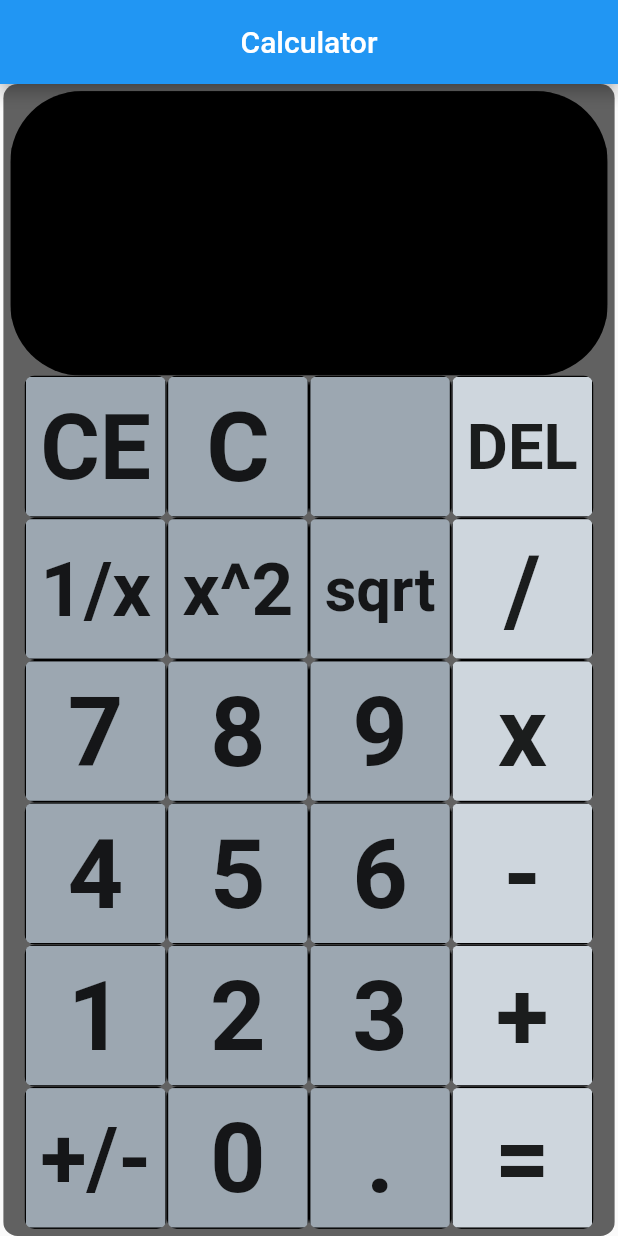
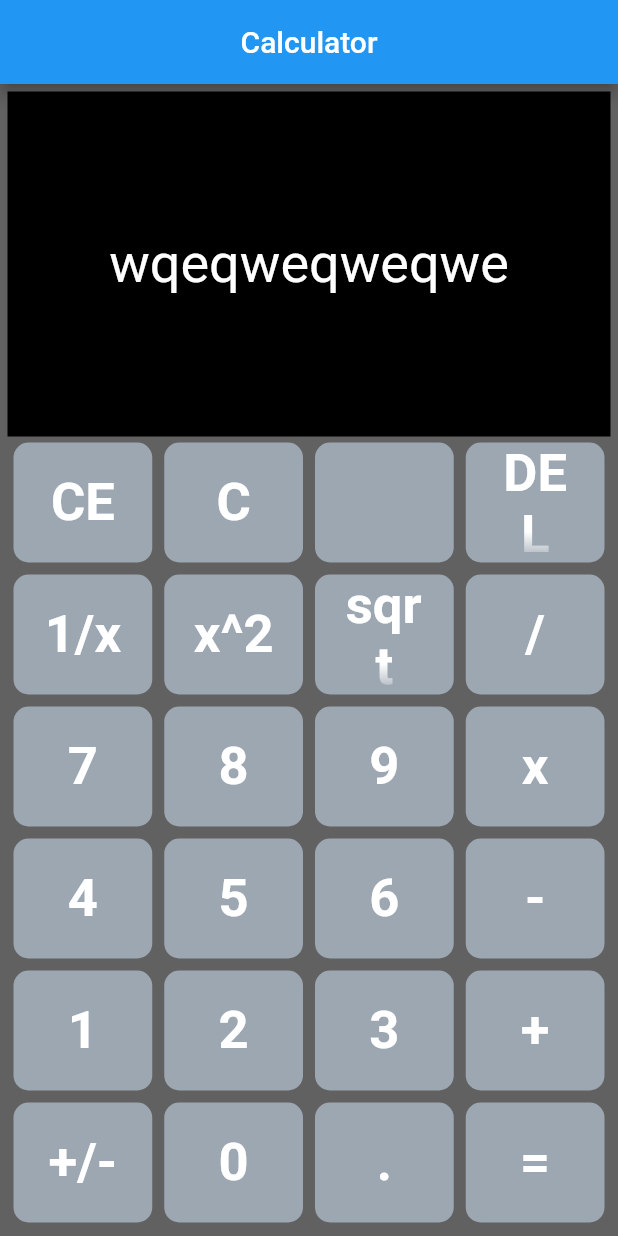
Before and after one commit to squee72564/flutter-dart_calculator, a Flutter app: the screen it shows after launch, on a phone screen of 412 x 824 dp. Run offline on Flutter 3.47's test engine with Material 2 defaults, Android fonts, the phone set to English and light mode, and no system bars; missing offline and left inert: mate; generated files the repository leaves out were written again.

Commit message:
Changed UI a bit more, using different widget for buttons

```diff
--- a/lib/main.dart
+++ b/lib/main.dart
@@ -7,5 +7,8 @@ void main() async {
   final Calculator calculator = Calculator();
   final CalculatorController calculatorController = CalculatorController();
 
-  runApp(CalculatorAppConfigure(calc: calculator, calcController: calculatorController,));
+  runApp(CalculatorAppConfigure(
+    calc: calculator,
+    calcController: calculatorController,
+  ));
 }
--- a/lib/src/Controller/calculator_controller.dart
+++ b/lib/src/Controller/calculator_controller.dart
@@ -1,12 +1,7 @@
 import 'package:flutter_app1/src/Model/calculator.dart';
 
 class CalculatorController {
-  void readButtonPress(String s, Calculator c) {
+  void readButtonPress(String s, Calculator c) {}
 
-  }
-
-  void writeScreenData(String S, Calculator c) {
-
-  }
-
+  void writeScreenData(String S, Calculator c) {}
 }
--- a/lib/src/Model/calculator.dart
+++ b/lib/src/Model/calculator.dart
@@ -11,15 +11,15 @@ class Calculator {
     return '0';
   }
 
-  getStringBuffer(){
+  getStringBuffer() {
     return stringBuffer;
   }
 
-  getAnswerBuffer(){
+  getAnswerBuffer() {
     return answerBuffer;
   }
 
-  void addCharacter(String s){
+  void addCharacter(String s) {
     stringBuffer += s;
   }
 }
--- a/lib/src/View/calc_buttons.dart
+++ b/lib/src/View/calc_buttons.dart
@@ -16,26 +16,27 @@ class CalcButton extends StatelessWidget {
 
   @override
   Widget build(BuildContext context) {
-    return GestureDetector(
-      onTap: buttontapped,
-      child: ClipRRect(
-        borderRadius: BorderRadius.circular(7.0),
+    return Expanded(
       child: Container(
-          padding: const EdgeInsets.all(10.0),
-          width: 100,
-          height: 100,
-          decoration: BoxDecoration(
-            color: color,
-            border: Border.all(),
+        height: 80,
+        margin: const EdgeInsets.all(4),
+        child: ElevatedButton(
+          onPressed: buttontapped,
+          style: ElevatedButton.styleFrom(
+            backgroundColor: const Color.fromARGB(255, 156, 167, 177),
+            elevation: 0,
+            shape: RoundedRectangleBorder(
+              borderRadius: BorderRadius.circular(10),
             ),
-          child: FittedBox(
+          ),
           child: Text(
             buttonText,
+            overflow: TextOverflow.fade,
+            textScaleFactor: 2.5,
             textAlign: TextAlign.center,
             style: TextStyle(
               color: textColor,
               fontWeight: FontWeight.bold,
-              ),
             ),
           ),
         ),
@@ -48,7 +49,7 @@ class CalcButton extends StatelessWidget {
 class CalcRow extends StatefulWidget {
   final List<Color> buttonColors;
   final List<String> buttonTexts;
-  late final int buttonTapped;
+  late String buttonTapped;
 
   CalcRow({
     super.key,
@@ -61,7 +62,6 @@ class CalcRow extends StatefulWidget {
 }
 
 class _CalcRowState extends State<CalcRow> {
-
   @override
   Widget build(BuildContext context) {
     return Row(
@@ -71,36 +71,28 @@ class _CalcRowState extends State<CalcRow> {
           color: widget.buttonColors[0],
           buttonText: widget.buttonTexts[0],
           buttontapped: () {
-            setState(() {
-
-            });
+            setState(() {});
           },
         ),
         CalcButton(
           color: widget.buttonColors[1],
           buttonText: widget.buttonTexts[1],
           buttontapped: () {
-            setState(() {
-
-            });
+            setState(() {});
           },
         ),
         CalcButton(
           color: widget.buttonColors[2],
           buttonText: widget.buttonTexts[2],
           buttontapped: () {
-            setState(() {
-
-            });
+            setState(() {});
           },
         ),
         CalcButton(
           color: widget.buttonColors[3],
           buttonText: widget.buttonTexts[3],
           buttontapped: () {
-            setState(() {
-
-            });
+            setState(() {});
           },
         ),
       ],
--- a/lib/src/View/calc_screen.dart
+++ b/lib/src/View/calc_screen.dart
@@ -11,7 +11,22 @@ class CalcDisplay extends StatefulWidget {
 class _CalcDisplayState extends State<CalcDisplay> {
   @override
   Widget build(BuildContext context) {
-    // TODO: implement build
-    throw UnimplementedError();
+    return Expanded(
+      child: Container(
+        constraints: BoxConstraints.expand(),
+        color: Colors.black,
+        padding: const EdgeInsets.all(10),
+        child: Column(
+          mainAxisAlignment: MainAxisAlignment.center,
+          children: [
+            Text(
+              'wqeqweqweqwe',
+              overflow: TextOverflow.ellipsis,
+              style: TextStyle(color: Colors.white, fontSize: 36),
+            ),
+          ],
+        ),
+      ),
+    );
   }
 }
--- a/lib/src/View/calculator_ui.dart
+++ b/lib/src/View/calculator_ui.dart
@@ -1,5 +1,6 @@
 import 'package:flutter/material.dart';
 import 'package:flutter_app1/src/View/calc_buttons.dart';
+import 'package:flutter_app1/src/View/calc_screen.dart';
 
 class CalculatorUI extends StatefulWidget {
   final calc;
@@ -22,10 +23,7 @@ class _CalculatorUIState extends State<CalculatorUI> {
   @override
   Widget build(BuildContext context) {
     return Scaffold(
-      body: Center(
-        child: FittedBox(
-          child: ClipRRect(
-            borderRadius: BorderRadius.circular(10.0),
+      body: SafeArea(
         child: Container(
           color: Colors.grey[700],
           padding: const EdgeInsets.all(5.0),
@@ -33,28 +31,7 @@ class _CalculatorUIState extends State<CalculatorUI> {
             mainAxisAlignment: MainAxisAlignment.center,
             crossAxisAlignment: CrossAxisAlignment.center,
             children: <Widget>[
-                  ClipRRect(
-                    borderRadius: BorderRadius.circular(50.0),
-                    child: Container(
-                      padding: const EdgeInsets.all(10.0),
-                      width: 420,
-                      height: 200,
-                      decoration: BoxDecoration(
-                        color: const Color.fromARGB(255, 0, 0, 0),
-                        border: Border.all(),
-                      ),
-                      child: Center(
-                        child: Text(
-                          answer,
-                          style: const TextStyle(
-                            color: Colors.yellow,
-                            fontSize: 25,
-                            fontWeight: FontWeight.bold,
-                          ),
-                        ),
-                      ),
-                    ),
-                  ),
+              CalcDisplay(),
               CalcRow(
                 buttonColors: const [
                   Color.fromARGB(255, 156, 167, 177),
@@ -63,7 +40,6 @@ class _CalculatorUIState extends State<CalculatorUI> {
                   Color.fromARGB(255, 206, 214, 221),
                 ],
                 buttonTexts: const ["CE", "C", " ", "DEL"],
-
               ),
               CalcRow(
                 buttonColors: const [
@@ -114,8 +90,6 @@ class _CalculatorUIState extends State<CalculatorUI> {
           ),
         ),
       ),
-        ),
-      ),
     );
   }
 }
--- a/lib/src/app_init.dart
+++ b/lib/src/app_init.dart
@@ -45,12 +45,19 @@ class CalculatorAppConfigure extends StatelessWidget {
       onGenerateTitle: (BuildContext context) =>
           AppLocalizations.of(context)!.appTitle,
 
+      theme: new ThemeData(
+        scaffoldBackgroundColor: Colors.grey[700],
+      ),
+
       home: Scaffold(
         appBar: AppBar(
           centerTitle: true,
           title: const Text("Calculator"),
         ),
-        body: CalculatorUI(calc: calc, calcController: calcController,),
+        body: CalculatorUI(
+          calc: calc,
+          calcController: calcController,
+        ),
       ),
     );
   }
--- a/pubspec.yaml
+++ b/pubspec.yaml
@@ -8,11 +8,14 @@ version: 1.0.0+1
 
 environment:
   sdk: '>=2.18.0 <3.0.0'
+  flutter: ">=2.0.0"
 
 dependencies:
   expressions: ^0.2.4
   flutter:
     sdk: flutter
+  flutter_hooks: ^0.18.0
+  hooks_riverpod: ^2.0.0-dev.9
   flutter_localizations:
     sdk: flutter
   mate: ^0.0.5
```
Also changed, not shown: pubspec.lock. Lines whose indentation alone changed are shown as unchanged.
